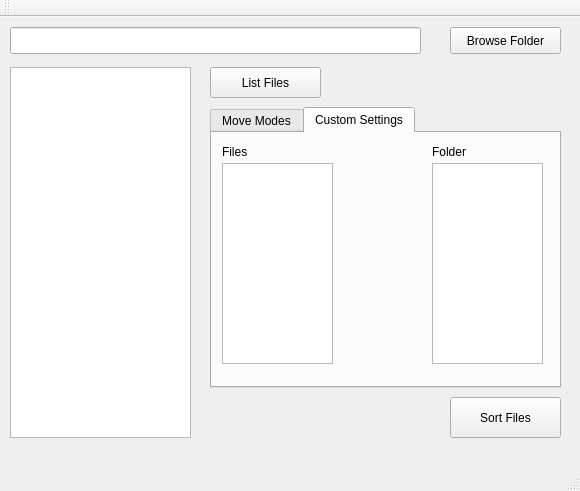
The window that mainwindow.ui (lepickle/FileAutoMover) describes before a commit, drawn with Qt 5.
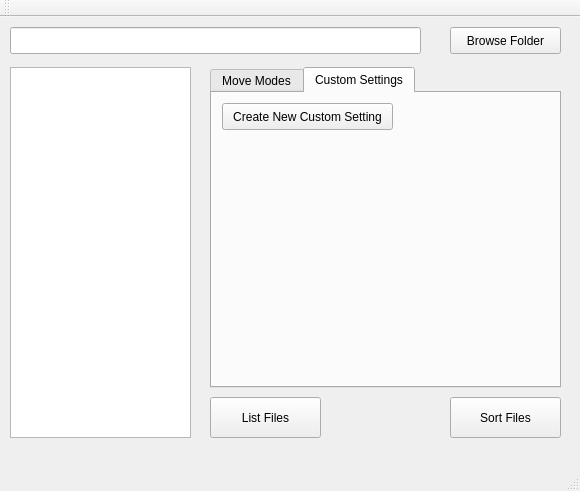
The same window after the commit.

Commit message: Remove previous list views temporarily and add custom setting window launch button

Patch:
```diff
--- a/mainwindow.ui
+++ b/mainwindow.ui
@@ -64,9 +64,9 @@
     <property name="geometry">
      <rect>
       <x>210</x>
-      <y>50</y>
+      <y>380</y>
       <width>111</width>
-      <height>31</height>
+      <height>41</height>
      </rect>
     </property>
     <property name="text">
@@ -77,9 +77,9 @@
     <property name="geometry">
      <rect>
       <x>210</x>
-      <y>90</y>
+      <y>50</y>
       <width>351</width>
-      <height>281</height>
+      <height>321</height>
      </rect>
     </property>
     <property name="currentIndex">
@@ -162,50 +162,17 @@
      <attribute name="title">
       <string>Custom Settings</string>
      </attribute>
-     <widget class="QListView" name="listView">
+     <widget class="QPushButton" name="btn_CreateCustomSetting">
       <property name="geometry">
        <rect>
         <x>10</x>
-        <y>30</y>
-        <width>111</width>
-        <height>201</height>
-       </rect>
-      </property>
-     </widget>
-     <widget class="QListView" name="listView_2">
-      <property name="geometry">
-       <rect>
-        <x>220</x>
-        <y>30</y>
-        <width>111</width>
-        <height>201</height>
-       </rect>
-      </property>
-     </widget>
-     <widget class="QLabel" name="label">
-      <property name="geometry">
-       <rect>
-        <x>10</x>
         <y>10</y>
-        <width>55</width>
-        <height>17</height>
+        <width>171</width>
+        <height>27</height>
        </rect>
       </property>
       <property name="text">
-       <string>Files</string>
-      </property>
-     </widget>
-     <widget class="QLabel" name="label_2">
-      <property name="geometry">
-       <rect>
-        <x>220</x>
-        <y>10</y>
-        <width>55</width>
-        <height>17</height>
-       </rect>
-      </property>
-      <property name="text">
-       <string>Folder</string>
+       <string>Create New Custom Setting</string>
       </property>
      </widget>
     </widget>
```
